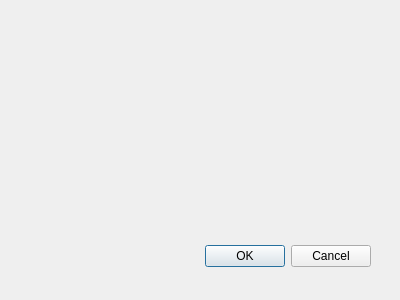
Before: the Qt Designer form addcolumndialog.ui in Glebka/TuringMachineEmulator, drawn with Qt 5.
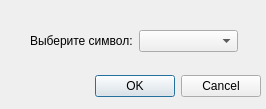
After: the same form once the commit is applied.

The edit to the form file:
```diff
--- a/addcolumndialog.ui
+++ b/addcolumndialog.ui
@@ -8,8 +8,8 @@
    <rect>
     <x>0</x>
     <y>0</y>
-    <width>400</width>
-    <height>300</height>
+    <width>266</width>
+    <height>109</height>
    </rect>
   </property>
   <property name="windowTitle">
@@ -18,9 +18,9 @@
   <widget name="buttonBox" class="QDialogButtonBox">
    <property name="geometry">
     <rect>
-     <x>30</x>
-     <y>240</y>
-     <width>341</width>
+     <x>40</x>
+     <y>70</y>
+     <width>221</width>
      <height>32</height>
     </rect>
    </property>
@@ -31,6 +31,31 @@
     <set>QDialogButtonBox::Cancel|QDialogButtonBox::Ok</set>
    </property>
   </widget>
+  <widget class="QWidget" name="">
+   <property name="geometry">
+    <rect>
+     <x>30</x>
+     <y>30</y>
+     <width>208</width>
+     <height>31</height>
+    </rect>
+   </property>
+   <layout class="QFormLayout" name="formLayout">
+    <property name="fieldGrowthPolicy">
+     <enum>QFormLayout::AllNonFixedFieldsGrow</enum>
+    </property>
+    <item row="0" column="1">
+     <widget class="QComboBox" name="comboBox"/>
+    </item>
+    <item row="0" column="0">
+     <widget class="QLabel" name="label">
+      <property name="text">
+       <string>Выберите символ:</string>
+      </property>
+     </widget>
+    </item>
+   </layout>
+  </widget>
  </widget>
  <pixmapfunction/>
  <resources/>
```
Left out of the diff: 9 changed lines with no effect on the pictures.
